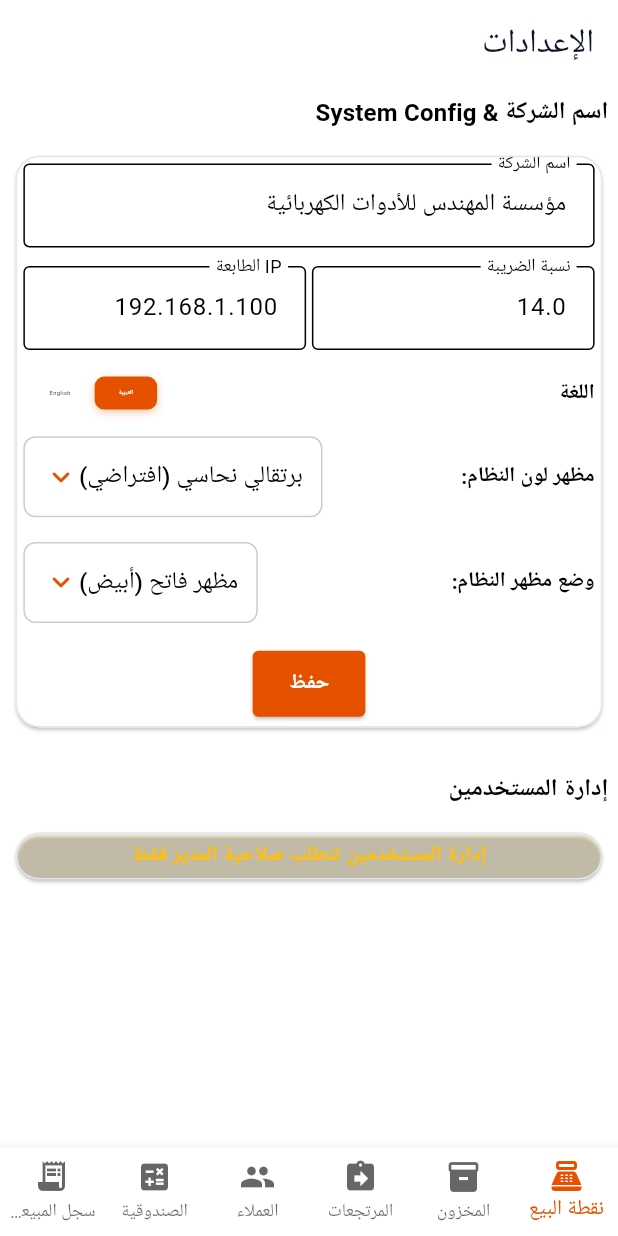
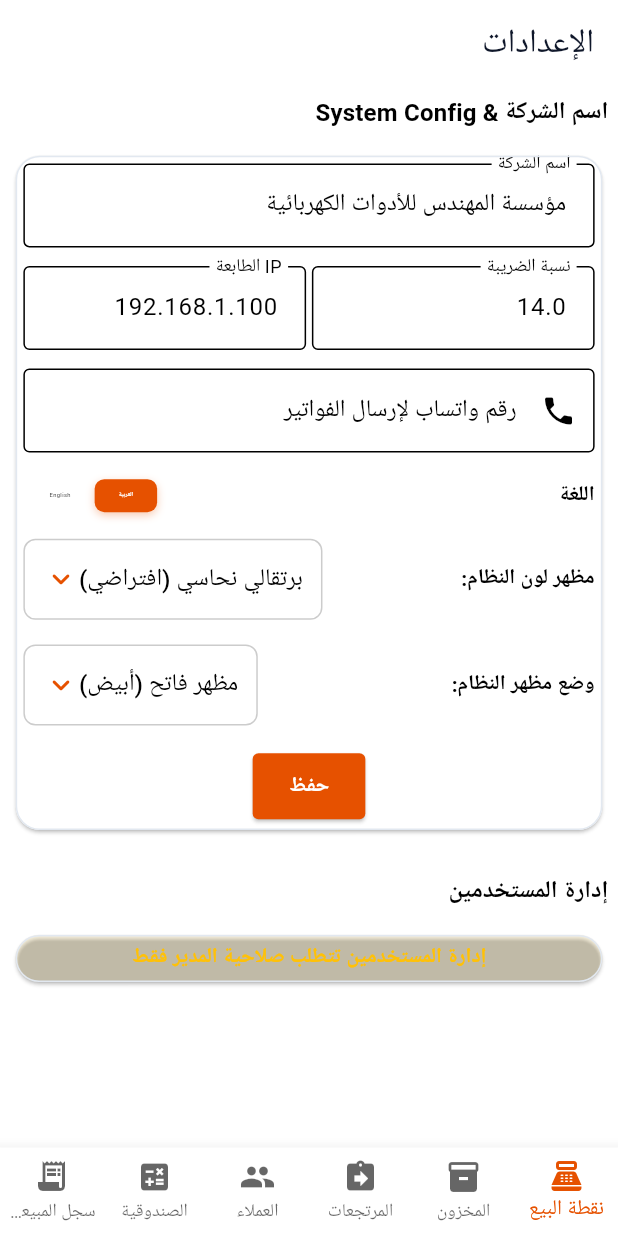
Before and after one commit to moha20/pos_new, a Flutter app: the SettingsScreen screen opened by its route, on a phone screen of 412 x 824 dp. Run offline on Flutter 3.47's test engine with Material 3 defaults, Android fonts, the light colour scheme and no system bars; our stand-ins replace easy_localization, file_picker, fl_chart, flutter_bloc, flutter_screenutil, get_it and 6 more; missing offline and left inert: dart:html, flutter_barcode_scanner; accounts and stored records are empty.

Commit message:
feat: add WhatsApp Business Phone Number field in system settings to append to invoice receipts

```diff
--- a/assets/translations/ar.json
+++ b/assets/translations/ar.json
@@ -208,5 +208,6 @@
   "other": "أخرى...",
   "logo_management": "إدارة شعار التطبيق",
   "logo_updated_success": "تم تحديث الشعار بنجاح",
-  "logo_reset_success": "تم استعادة الشعار الافتراضي بنجاح"
+  "logo_reset_success": "تم استعادة الشعار الافتراضي بنجاح",
+  "whatsapp_phone": "رقم واتساب لإرسال الفواتير"
 }
--- a/assets/translations/en.json
+++ b/assets/translations/en.json
@@ -208,5 +208,6 @@
   "other": "Other...",
   "logo_management": "Logo Management",
   "logo_updated_success": "Logo updated successfully",
-  "logo_reset_success": "Logo reset to default successfully"
+  "logo_reset_success": "Logo reset to default successfully",
+  "whatsapp_phone": "WhatsApp Number for Invoices"
 }
--- a/lib/features/settings/presentation/bloc/settings_bloc.dart
+++ b/lib/features/settings/presentation/bloc/settings_bloc.dart
@@ -15,6 +15,7 @@ class SaveSettings extends SettingsEvent {
   final String printerIp;
   final String themeType;
   final String themeMode;
+  final String whatsappPhone;
 
   SaveSettings({
     required this.companyName,
@@ -22,6 +23,7 @@ class SaveSettings extends SettingsEvent {
     required this.printerIp,
     required this.themeType,
     required this.themeMode,
+    required this.whatsappPhone,
   });
 }
 
@@ -43,6 +45,7 @@ class SettingsLoaded extends SettingsState {
   final String printerIp;
   final String themeType;
   final String themeMode;
+  final String whatsappPhone;
   final String? logoPath;
 
   SettingsLoaded({
@@ -51,6 +54,7 @@ class SettingsLoaded extends SettingsState {
     required this.printerIp,
     required this.themeType,
     required this.themeMode,
+    required this.whatsappPhone,
     this.logoPath,
   });
 }
@@ -70,6 +74,7 @@ class SettingsBloc extends Bloc<SettingsEvent, SettingsState> {
     printerIp: prefs.getString('printer_ip') ?? '192.168.1.100',
     themeType: prefs.getString('theme_type') ?? 'copper',
     themeMode: prefs.getString('theme_mode') ?? 'light',
+    whatsappPhone: prefs.getString('whatsapp_phone') ?? '',
     logoPath: prefs.getString('logo_path'),
   )) {
     on<LoadSettings>((event, emit) {
@@ -79,6 +84,7 @@ class SettingsBloc extends Bloc<SettingsEvent, SettingsState> {
         final ip = prefs.getString('printer_ip') ?? '192.168.1.100';
         final theme = prefs.getString('theme_type') ?? 'copper';
         final mode = prefs.getString('theme_mode') ?? 'light';
+        final whatsapp = prefs.getString('whatsapp_phone') ?? '';
         final logo = prefs.getString('logo_path');
         emit(SettingsLoaded(
           companyName: company,
@@ -86,6 +92,7 @@ class SettingsBloc extends Bloc<SettingsEvent, SettingsState> {
           printerIp: ip,
           themeType: theme,
           themeMode: mode,
+          whatsappPhone: whatsapp,
           logoPath: logo,
         ));
       } catch (e) {
@@ -100,6 +107,7 @@ class SettingsBloc extends Bloc<SettingsEvent, SettingsState> {
         await prefs.setString('printer_ip', event.printerIp);
         await prefs.setString('theme_type', event.themeType);
         await prefs.setString('theme_mode', event.themeMode);
+        await prefs.setString('whatsapp_phone', event.whatsappPhone);
         final logo = prefs.getString('logo_path');
         emit(SettingsLoaded(
           companyName: event.companyName,
@@ -107,6 +115,7 @@ class SettingsBloc extends Bloc<SettingsEvent, SettingsState> {
           printerIp: event.printerIp,
           themeType: event.themeType,
           themeMode: event.themeMode,
+          whatsappPhone: event.whatsappPhone,
           logoPath: logo,
         ));
         try {
@@ -114,7 +123,7 @@ class SettingsBloc extends Bloc<SettingsEvent, SettingsState> {
           Gravity.find<ActivityLogService>().log(
             action: 'settings_updated',
             category: 'settings',
-            description: 'Updated settings: Company Name: ${event.companyName}, Tax: ${event.taxPercent}%, Printer IP: ${event.printerIp}, Theme: ${event.themeType}, Mode: ${event.themeMode}',
+            description: 'Updated settings: Company Name: ${event.companyName}, Tax: ${event.taxPercent}%, Printer IP: ${event.printerIp}, Theme: ${event.themeType}, Mode: ${event.themeMode}, WhatsApp: ${event.whatsappPhone}',
             userId: user?.username ?? 'system',
           );
         } catch (_) {}
@@ -135,12 +144,14 @@ class SettingsBloc extends Bloc<SettingsEvent, SettingsState> {
         final ip = prefs.getString('printer_ip') ?? '192.168.1.100';
         final theme = prefs.getString('theme_type') ?? 'copper';
         final mode = prefs.getString('theme_mode') ?? 'light';
+        final whatsapp = prefs.getString('whatsapp_phone') ?? '';
         emit(SettingsLoaded(
           companyName: company,
           taxPercent: tax,
           printerIp: ip,
           themeType: theme,
           themeMode: mode,
+          whatsappPhone: whatsapp,
           logoPath: event.logoPath,
         ));
         try {
--- a/lib/features/settings/presentation/screens/settings_screen.dart
+++ b/lib/features/settings/presentation/screens/settings_screen.dart
@@ -41,6 +41,7 @@ class _SettingsScreenState extends State<SettingsScreen> {
   final _companyController = TextEditingController();
   final _taxController = TextEditingController();
   final _printerController = TextEditingController();
+  final _whatsappController = TextEditingController();
   final _formKey = GlobalKey<FormState>();
   String? _selectedTheme;
   String? _selectedMode;
@@ -77,6 +78,7 @@ class _SettingsScreenState extends State<SettingsScreen> {
               _companyController.text = state.companyName;
               _taxController.text = state.taxPercent.toString();
               _printerController.text = state.printerIp;
+              _whatsappController.text = state.whatsappPhone;
             }
             _selectedTheme ??= state.themeType;
             _selectedMode ??= state.themeMode;
@@ -121,6 +123,17 @@ class _SettingsScreenState extends State<SettingsScreen> {
                                   ),
                                 ),
                               ],
+                            ),
+                            SizedBox(height: 12.h),
+                            TextFormField(
+                              controller: _whatsappController,
+                              keyboardType: TextInputType.phone,
+                              decoration: InputDecoration(
+                                labelText: 'whatsapp_phone'.tr(),
+                                hintText: 'e.g. 201001234567',
+                                prefixIcon: const Icon(Icons.phone),
+                                border: const OutlineInputBorder(),
+                              ),
                             ),
                             SizedBox(height: 16.h),
                             Row(
@@ -175,6 +188,7 @@ class _SettingsScreenState extends State<SettingsScreen> {
                                                 printerIp: _printerController.text,
                                                 themeType: val,
                                                 themeMode: _selectedMode ?? 'light',
+                                                whatsappPhone: _whatsappController.text,
                                               ));
                                         }
                                       },
@@ -232,6 +246,7 @@ class _SettingsScreenState extends State<SettingsScreen> {
                                                  printerIp: _printerController.text,
                                                  themeType: _selectedTheme ?? 'copper',
                                                  themeMode: val,
+                                                 whatsappPhone: _whatsappController.text,
                                                ));
                                          }
                                        },
@@ -250,6 +265,7 @@ class _SettingsScreenState extends State<SettingsScreen> {
                                         printerIp: _printerController.text,
                                         themeType: _selectedTheme ?? 'copper',
                                         themeMode: _selectedMode ?? 'light',
+                                        whatsappPhone: _whatsappController.text,
                                       ));
                                   ScaffoldMessenger.of(context).showSnackBar(
                                     SnackBar(content: Text('saved_successfully'.tr()), backgroundColor: Colors.green),
```
Also changed, not shown: lib/services/print_service.dart (+10 -0 lines).
